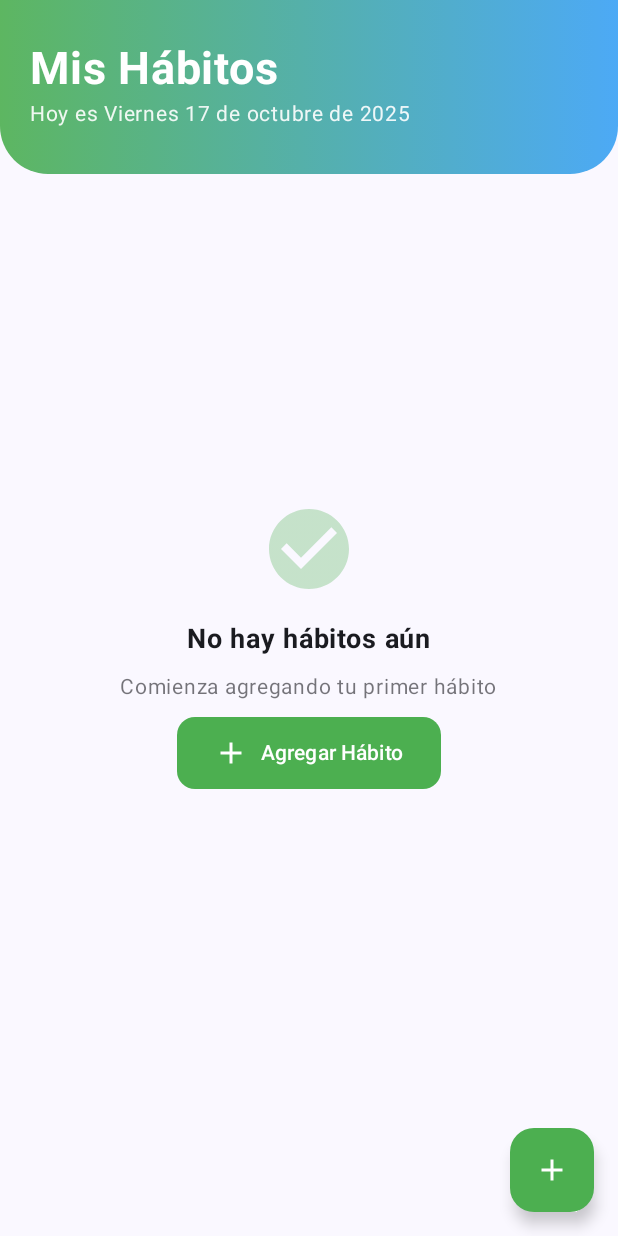
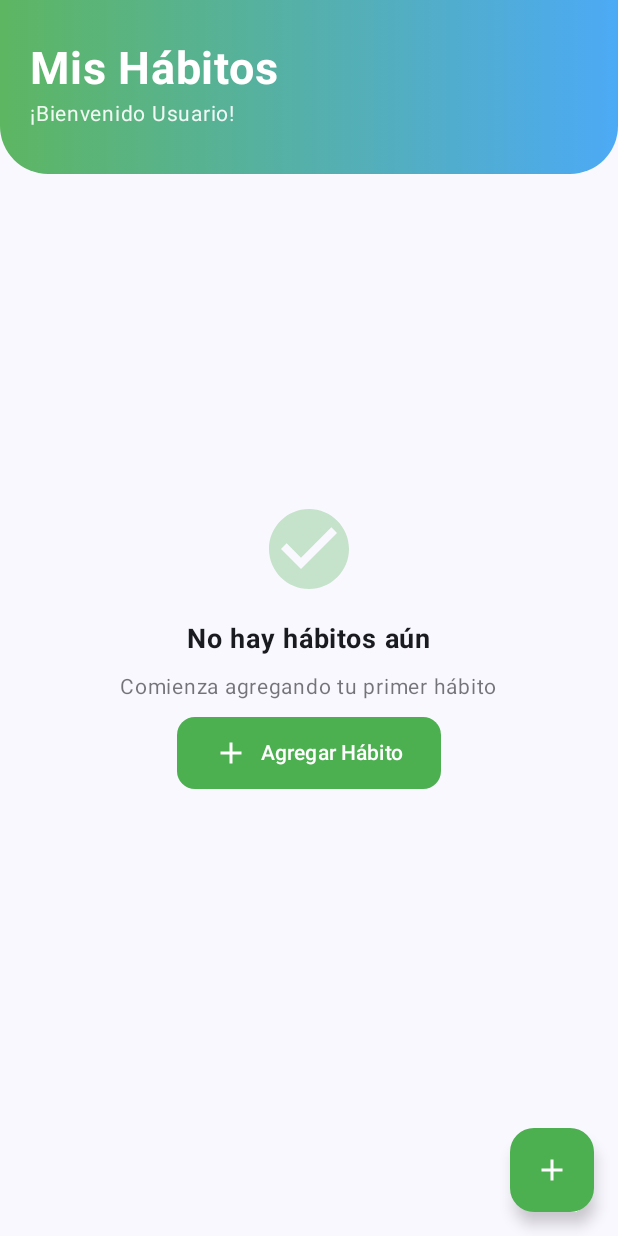
Before and after one commit to RdzJJ/app_nativa_appsmoviles, an Android app built with Jetpack Compose: the composable HomeScreen shown on its own in the app's theme, on a phone screen of 412 x 824 dp. Run offline under Robolectric (Android 15) with nearby library versions, the phone set to English and light mode, and no system bars; 1 statement that could not run was skipped.

Commit message:
Displays welcome message with user name
Updates the home screen to display a personalized welcome message including the user's name.
This enhances user engagement by providing a more personal experience upon entering the application.

```diff
--- a/app/src/main/java/co/edu/upb/vitahabittracker/MainActivity.kt
+++ b/app/src/main/java/co/edu/upb/vitahabittracker/MainActivity.kt
@@ -608,7 +608,8 @@ fun MainAppScreen(
                                                         onHabitClick = { onEditHabit(it) },
                                                         onDeleteHabit = onDeleteHabit,
                                                         onCompleteHabit = onCompleteHabit,
-                                                        completedHabitsToday = completedHabitsToday
+                                                        completedHabitsToday = completedHabitsToday,
+                                                        userName = user?.name ?: "Usuario"
                                                 )
                                         "statistics" ->
                                                 StatisticsScreen(
--- a/app/src/main/java/co/edu/upb/vitahabittracker/ui/screens/HomeScreen.kt
+++ b/app/src/main/java/co/edu/upb/vitahabittracker/ui/screens/HomeScreen.kt
@@ -35,7 +35,8 @@ fun HomeScreen(
     onHabitClick: (Habit) -> Unit,
     onDeleteHabit: (Habit) -> Unit,
     onCompleteHabit: (Habit) -> Unit,
-        completedHabitsToday: Set<Int> = emptySet()
+    completedHabitsToday: Set<Int> = emptySet(),
+    userName: String = "Usuario" // Nuevo parámetro
 ) {
     var habitToDelete by remember { mutableStateOf<Habit?>(null) }
     var showDeleteDialog by remember { mutableStateOf(false) }
@@ -69,7 +70,7 @@ fun HomeScreen(
                         color = Color.White
                     )
                     Text(
-                            text = "Hoy es ${formatDateInSpanish(java.time.LocalDate.now())}",
+                        text = "¡Bienvenido $userName!",
                         fontSize = 14.sp,
                         color = Color.White.copy(alpha = 0.9f)
                     )
```
Lines whose indentation alone changed are shown as unchanged.
